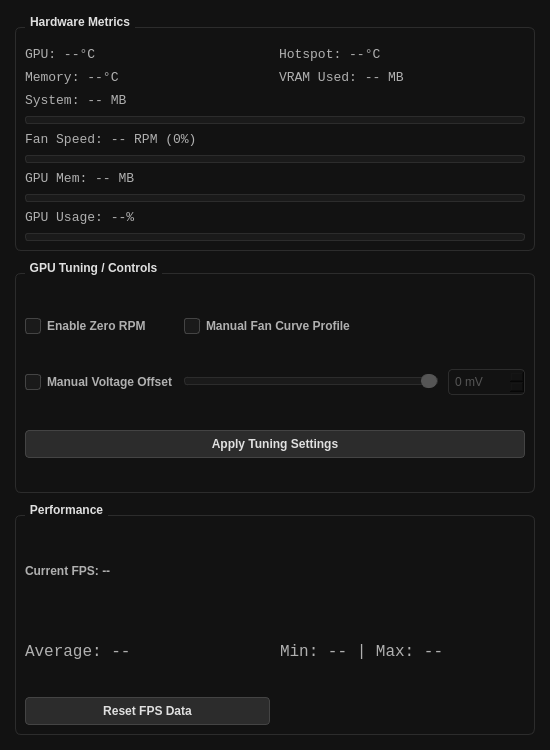
Qt form Gui.ui (matteotenca/amdfansensors) before a commit.
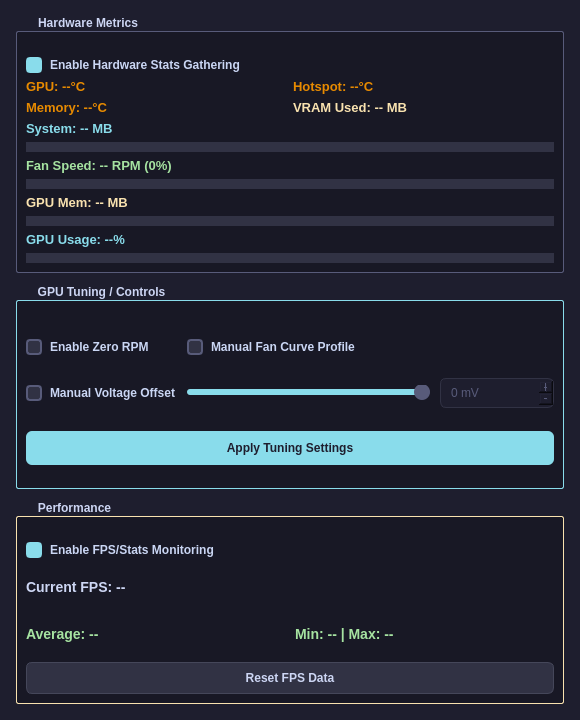
The same form after that commit.

Commit message:
feat(ui): add monitoring toggles
Add checkboxes to enable FPS monitoring and hardware stats,
reset hardware labels when disabled, and restyle the monitor
theme. Mark UpdateGpuHardwareMetrics as const and remove dead
code from the CLI entry point.

Diff of the .ui file:
```diff
--- a/Gui.ui
+++ b/Gui.ui
@@ -6,135 +6,298 @@
    <rect>
     <x>0</x>
     <y>0</y>
-    <width>550</width>
-    <height>750</height>
+    <width>580</width>
+    <height>720</height>
    </rect>
   </property>
   <property name="windowTitle">
    <string>AMD GPU Monitor</string>
   </property>
   <property name="styleSheet">
-   <string notr="true">QMainWindow {
-	background-color: #121212;
+   <string notr="true">/* === Global Theme Variables === */
+QMainWindow {
+    background-color: #1E1E2E;
 }
+
+QWidget#GuiWindow {
+    background-color: #1E1E2E;
+}
+
+/* === Group Boxes === */
 QGroupBox {
-	font-weight: bold;
-	color: #E0E0E0;
-	border: 1px solid #2C2C2C;
-	border-radius: 6px;
-	margin-top: 12px;
-	padding-top: 10px;
+    font-weight: bold;
+    color: #CDD6F4;
+    border: 1px solid #313244;
+    border-radius: 2px;
+    margin-top: 15px;
+    padding-top: 16px;
+    background-color: #181825;
 }
+
 QGroupBox::title {
-	subcontrol-origin: margin;
-	subcontrol-position: top left;
-	left: 10px;
-	padding: 0 3px;
+    subcontrol-origin: margin;
+    subcontrol-position: top left;
+    left: 14px;
+    padding: 0 6px;
 }
+
+/* === Section Headers (Hardware, Tuning, Performance) === */
+QGroupBox#m_hardwareGroup {
+    border-color: #585B7A;
+}
+
+QGroupBox#m_controlGroup {
+    border-color: #89DCEB;
+}
+
+QGroupBox#m_fpsGroup {
+    border-color: #F9E2AF;
+}
+
+/* === Labels === */
 QLabel {
-	color: #B0B0B0;
+    color: #CAD6F4;
+    font-family: 'Segoe UI', 'Cascadia Code', 'Consolas';
 }
+
+QLabel#m_gpuTempLabel, QLabel#m_hotspotTempLabel, QLabel#m_memTempLabel {
+    color: #E78A00;
+    font-weight: 600;
+}
+
+QLabel#m_systemMemoryLabel {
+    color: #89DCEB;
+    font-weight: 500;
+}
+
+QLabel#m_fanLabel {
+    color: #A6E3A1;
+    font-weight: 500;
+}
+
+QLabel#m_memoryLabel, QLabel#m_statusLabel {
+    color: #F9E2AF;
+    font-weight: 500;
+}
+
+QLabel#m_gpuUsageLabel {
+    color: #89DCEB;
+    font-weight: 600;
+}
+
+/* === FPS Labels === */
+QLabel#m_instantFpsLabel {
+    color: #CDD6F4;
+    font-size: 14px;
+    font-weight: bold;
+}
+
+QLabel#m_avgFpsLabel, QLabel#m_minMaxFpsLabel {
+    color: #A6E3A1;
+    font-size: 14px;
+    font-weight: bold;
+}
+
+/* === Progress Bars === */
 QProgressBar {
-	border: 1px solid #2C2C2C;
-	border-radius: 3px;
-	background-color: #1A1A1A;
+    border: none;
+    border-radius: 6px;
+    background-color: #313244;
+    height: 10px;
+    text-align: center;
 }
-QProgressBar::chunk {
-	background-color: #00E676; 
-	width: 1px;
+
+QProgressBar#m_fanBar::chunk {
+    border-radius: 5px;
+    background: qlineargradient(spread:reflect, x1:0, y1:0, x2:1, y2:0, stop:0 #A6E3A1, stop:1 #89DCEB);
 }
+
+QProgressBar#m_memoryBar::chunk {
+    border-radius: 5px;
+    background: qlineargradient(spread:reflect, x1:0, y1:0, x2:1, y2:0, stop:0 #F9E2AF, stop:1 #F5C2E7);
+}
+
+QProgressBar#m_systemMemoryBar::chunk {
+    border-radius: 5px;
+    background: qlineargradient(spread:reflect, x1:0, y1:0, x2:1, y2:0, stop:0 #89DCEB, stop:1 #89DCEB);
+}
+
 QProgressBar#gpuUsageProgressBar::chunk {
-	background-color: #00ffff; 
+    border-radius: 5px;
+    background: qlineargradient(spread:reflect, x1:0, y1:0, x2:1, y2:0, stop:0 #F38BA8, stop:1 #F9E2AF);
 }
+
+/* === Buttons === */
 QPushButton {
-	background-color: #2C2C2C;
-	color: #E0E0E0;
-	border: 1px solid #444444;
-	border-radius: 4px;
-	padding: 6px 12px;
-	font-weight: bold;
+    background-color: #313244;
+    color: #CDD6F4;
+    border: 1px solid #45475A;
+    border-radius: 6px;
+    padding: 8px 16px;
+    font-weight: 600;
+    font-size: 12px;
 }
+
 QPushButton:hover {
 	background-color: #3D3D3D;
 	border: 1px solid #EF5350; 
 }
+
 QPushButton:pressed {
 	background-color: #1A1A1A;
 }
+
 QPushButton:disabled {
-	background-color: #444444;
-	color: #888888;
-	border: 1px solid #3a3a3a;
+    background-color: #262730;
+    color: #585B7A;
+    border-color: #313244;
 }
+
+/* === Apply button special style === */
+QPushButton#m_applyTuningButton {
+    background-color: #89DCEB;
+    color: #1E1E2E;
+    border: none;
+    font-weight: bold;
+    padding: 10px 16px;
+}
+
+QPushButton#m_applyTuningButton:hover {
+    background-color: #89DCEB;
+    color: #1E1E2E;
+}
+
+QPushButton#m_applyTuningButton:pressed {
+    background-color: #7DD3C4;
+}
+
+QPushButton#m_applyTuningButton:disabled {
+    background-color: #313244;
+    color: #585B7A;
+}
+
+/* === Checkboxes === */
 QCheckBox {
-	color: #B0B0B0;
-	font-weight: bold;
-	spacing: 6px;
+    color: #CAD6F4;
+    font-weight: 500;
+    spacing: 8px;
 }
+
 QCheckBox::indicator {
-	width: 14px;
-	height: 14px;
-	border: 1px solid #444444;
-	border-radius: 3px;
-	background-color: #1A1A1A;
+    width: 12px;
+    height: 12px;
+    border-radius: 4px;
+    border: 2px solid #585B7A;
+    background-color: #313244;
 }
+
 QCheckBox::indicator:checked {
-	background-color: #EF5350;
-	border: 1px solid #EF5350;
+    background-color: #89DCEB;
+    border-color: #89DCEB;
 }
+
+QCheckBox::indicator:hover {
+    border-color: #CDD6F4;
+}
+
 QCheckBox::indicator:disabled {
-	border: 1px solid #2C2C2C;
-	background-color: #121212;
+    border-color: #313244;
+    background-color: #1E1E2E;
 }
+
 QCheckBox:disabled {
-	color: #555555;
+    color: #585B7A;
 }
+
+/* === Slider === */
 QSlider::groove:horizontal {
-	border: 1px solid #2C2C2C;
-	height: 6px;
-	background: #1A1A1A;
-	border-radius: 3px;
+    border: none;
+    height: 6px;
+    background: #313244;
+    border-radius: 3px;
+    margin: 0;
 }
+
+QSlider::add-page:horizontal {
+    background: #313244;
+    border-radius: 3px;
+}
+
+QSlider::sub-page:horizontal {
+    background: qlineargradient(x1:0, y1:0, x2:1, y2:0, stop:0 #89DCEB, stop:1 #89DCEB);
+    border-radius: 3px;
+}
+
 QSlider::handle:horizontal {
-	background: #EF5350;
-	border: 1px solid #EF5350;
-	width: 14px;
-	margin: -4px 0;
-	border-radius: 7px;
+    width: 16px;
+    margin: -5px 0;
+    border-radius: 8px;
+    background: #CDD6F4;
+    border: none;
 }
-QSlider::handle:horizontal:disabled {
-	background: #555555;
-	border: 1px solid #555555;
+
+QSlider::handle:hover:horizontal {
+    background: #FFFFFF;
 }
+
+QSlider::handle:disabled:horizontal {
+    background: #585B7A;
+}
+
+/* === SpinBox === */
 QSpinBox {
-	background-color: #1A1A1A;
-	color: #E0E0E0;
-	border: 1px solid #2C2C2C;
-	border-radius: 4px;
-	padding: 4px;
+    background-color: #313244;
+    color: #CDD6F4;
+    border: 1px solid #45475A;
+    border-radius: 6px;
+    padding: 6px 8px;
+    font-family: 'Segoe UI', monospace;
+    min-width: 80px;
 }
+
+QSpinBox:hover {
+    border-color: #89DCEB;
+}
+
+QSpinBox:focus {
+    border-color: #89DCEB;
+    background-color: #3A3B4C;
+}
+
+/*QSpinBox::up-button, QSpinBox::down-button {*/
+/*    background-color: transparent;*/
+/*    border: none;*/
+/*       *//*border: 3px solid #45475A;*/
+/*    width: 15px;*/
+/*}*/
+
+/*QSpinBox::up-button:hover, QSpinBox::down-button:hover {*/
+/*    background-color: #45475A;*/
+/*background-color: transparent;*/
+/*}*/
+
 QSpinBox:disabled {
-	color: #555555;
-	background-color: #121212;
-}
-</string>
+    color: #585B7A;
+    background-color: #1E1E2E;
+    border-color: #313244;
+}</string>
   </property>
   <widget class="QWidget" name="m_centralWidget">
    <layout class="QVBoxLayout" name="m_mainLayout">
     <property name="spacing">
-     <number>10</number>
+     <number>12</number>
     </property>
     <property name="leftMargin">
-     <number>15</number>
+     <number>16</number>
     </property>
     <property name="topMargin">
-     <number>15</number>
+     <number>16</number>
     </property>
     <property name="rightMargin">
-     <number>15</number>
+     <number>16</number>
     </property>
     <property name="bottomMargin">
-     <number>15</number>
+     <number>16</number>
     </property>
     <item>
      <widget class="QGroupBox" name="m_hardwareGroup">
@@ -143,40 +306,39 @@
       </property>
       <layout class="QGridLayout" name="hwLayout">
        <property name="spacing">
-        <number>8</number>
+        <number>6</number>
        </property>
-       <item row="2" column="0">
-        <widget class="QLabel" name="m_systemMemoryLabel">
-         <property name="font">
-          <font>
-           <family>Consolas</family>
-           <pointsize>10</pointsize>
-          </font>
-         </property>
+       <item row="0" column="0" colspan="2">
+        <widget class="QCheckBox" name="m_enableHardwareStatsCheckbox">
          <property name="text">
-          <string>System: -- MB</string>
+          <string>Enable Hardware Stats Gathering</string>
          </property>
+         <property name="checked">
+          <bool>true</bool>
+         </property>
         </widget>
        </item>
-       <item row="8" column="0" colspan="2">
-        <widget class="QLabel" name="m_gpuUsageLabel">
+       <item row="1" column="0">
+        <widget class="QLabel" name="m_gpuTempLabel">
          <property name="font">
           <font>
-           <family>Consolas</family>
+           <family>Segoe UI</family>
            <pointsize>10</pointsize>
+           <fontweight>DemiBold</fontweight>
           </font>
          </property>
          <property name="text">
-          <string>GPU Usage: --%</string>
+          <string>GPU: --°C</string>
          </property>
         </widget>
        </item>
-       <item row="0" column="1">
+       <item row="1" column="1">
         <widget class="QLabel" name="m_hotspotTempLabel">
          <property name="font">
           <font>
-           <family>Consolas</family>
+           <family>Segoe UI</family>
            <pointsize>10</pointsize>
+           <fontweight>DemiBold</fontweight>
           </font>
          </property>
          <property name="text">
@@ -184,57 +346,27 @@
          </property>
         </widget>
        </item>
-       <item row="7" column="0" colspan="2">
-        <widget class="QProgressBar" name="m_memoryBar">
-         <property name="maximumSize">
-          <size>
-           <width>16777215</width>
-           <height>8</height>
-          </size>
-         </property>
-         <property name="value">
-          <number>0</number>
-         </property>
-         <property name="textVisible">
-          <bool>false</bool>
-         </property>
-        </widget>
-       </item>
-       <item row="6" column="0" colspan="2">
-        <widget class="QLabel" name="m_memoryLabel">
+       <item row="2" column="0">
+        <widget class="QLabel" name="m_memTempLabel">
          <property name="font">
           <font>
-           <family>Consolas</family>
+           <family>Segoe UI</family>
            <pointsize>10</pointsize>
+           <fontweight>DemiBold</fontweight>
           </font>
          </property>
          <property name="text">
-          <string>GPU Mem: -- MB</string>
+          <string>Memory: --°C</string>
          </property>
         </widget>
        </item>
-       <item row="9" column="0" colspan="2">
-        <widget class="QProgressBar" name="gpuUsageProgressBar">
-         <property name="maximumSize">
-          <size>
-           <width>16777215</width>
-           <height>8</height>
-          </size>
-         </property>
-         <property name="value">
-          <number>0</number>
-         </property>
-         <property name="textVisible">
-          <bool>false</bool>
-         </property>
-        </widget>
-       </item>
-       <item row="1" column="1">
+       <item row="2" column="1">
         <widget class="QLabel" name="m_statusLabel">
          <property name="font">
           <font>
-           <family>Consolas</family>
+           <family>Segoe UI</family>
            <pointsize>10</pointsize>
+           <fontweight>Medium</fontweight>
           </font>
          </property>
          <property name="text">
@@ -242,12 +374,43 @@
          </property>
         </widget>
        </item>
+       <item row="3" column="0">
+        <widget class="QLabel" name="m_systemMemoryLabel">
+         <property name="font">
+          <font>
+           <family>Segoe UI</family>
+           <pointsize>10</pointsize>
+           <fontweight>Medium</fontweight>
+          </font>
+         </property>
+         <property name="text">
+          <string>System: -- MB</string>
+         </property>
+        </widget>
+       </item>
        <item row="4" column="0" colspan="2">
+        <widget class="QProgressBar" name="m_systemMemoryBar">
+         <property name="maximumSize">
+          <size>
+           <width>16777215</width>
+           <height>10</height>
+          </size>
+         </property>
+         <property name="value">
+          <number>0</number>
+         </property>
+         <property name="textVisible">
+          <bool>false</bool>
+         </property>
+        </widget>
+       </item>
+       <item row="5" column="0" colspan="2">
         <widget class="QLabel" name="m_fanLabel">
          <property name="font">
           <font>
-           <family>Consolas</family>
+           <family>Segoe UI</family>
            <pointsize>10</pointsize>
+           <fontweight>Medium</fontweight>
           </font>
          </property>
          <property name="text">
@@ -255,38 +418,12 @@
          </property>
         </widget>
        </item>
-       <item row="0" column="0">
-        <widget class="QLabel" name="m_gpuTempLabel">
-         <property name="font">
-          <font>
-           <family>Consolas</family>
-           <pointsize>10</pointsize>
-          </font>
-         </property>
-         <property name="text">
-          <string>GPU: --°C</string>
-         </property>
-        </widget>
-       </item>
-       <item row="1" column="0">
-        <widget class="QLabel" name="m_memTempLabel">
-         <property name="font">
-          <font>
-           <family>Consolas</family>
-           <pointsize>10</pointsize>
-          </font>
-         </property>
-         <property name="text">
-          <string>Memory: --°C</string>
-         </property>
-        </widget>
-       </item>
-       <item row="5" column="0" colspan="2">
+       <item row="6" column="0" colspan="2">
         <widget class="QProgressBar" name="m_fanBar">
          <property name="maximumSize">
           <size>
            <width>16777215</width>
-           <height>8</height>
+           <height>10</height>
           </size>
          </property>
          <property name="value">
@@ -297,12 +434,56 @@
          </property>
         </widget>
        </item>
-       <item row="3" column="0" colspan="2">
-        <widget class="QProgressBar" name="m_systemMemoryBar">
+       <item row="7" column="0" colspan="2">
+        <widget class="QLabel" name="m_memoryLabel">
+         <property name="font">
+          <font>
+           <family>Segoe UI</family>
+           <pointsize>10</pointsize>
+           <fontweight>Medium</fontweight>
+          </font>
+         </property>
+         <property name="text">
+          <string>GPU Mem: -- MB</string>
+         </property>
+        </widget>
+       </item>
+       <item row="8" column="0" colspan="2">
+        <widget class="QProgressBar" name="m_memoryBar">
          <property name="maximumSize">
           <size>
            <width>16777215</width>
-           <height>8</height>
+           <height>10</height>
+          </size>
+         </property>
+         <property name="value">
+          <number>0</number>
+         </property>
+         <property name="textVisible">
+          <bool>false</bool>
+         </property>
+        </widget>
+       </item>
+       <item row="9" column="0" colspan="2">
+        <widget class="QLabel" name="m_gpuUsageLabel">
+         <property name="font">
+          <font>
+           <family>Segoe UI</family>
+           <pointsize>10</pointsize>
+           <fontweight>DemiBold</fontweight>
+          </font>
+         </property>
+         <property name="text">
+          <string>GPU Usage: --%</string>
+         </property>
+        </widget>
+       </item>
+       <item row="10" column="0" colspan="2">
+        <widget class="QProgressBar" name="gpuUsageProgressBar">
+         <property name="maximumSize">
+          <size>
+           <width>16777215</width>
+           <height>10</height>
           </size>
          </property>
          <property name="value">
@@ -372,6 +553,9 @@
            <property name="enabled">
             <bool>false</bool>
            </property>
+           <property name="buttonSymbols">
+            <enum>QAbstractSpinBox::ButtonSymbols::PlusMinus</enum>
+           </property>
            <property name="suffix">
             <string> mV</string>
            </property>
@@ -408,11 +592,21 @@
         <number>10</number>
        </property>
        <item row="0" column="0" colspan="2">
+        <widget class="QCheckBox" name="m_enableMonitoringCheckbox">
+         <property name="text">
+          <string>Enable FPS/Stats Monitoring</string>
+         </property>
+         <property name="checked">
+          <bool>true</bool>
+         </property>
+        </widget>
+       </item>
+       <item row="1" column="0" colspan="2">
         <widget class="QLabel" name="m_instantFpsLabel">
          <property name="font">
           <font>
            <family>Segoe UI</family>
-           <pointsize>9</pointsize>
+           <pointsize>-1</pointsize>
            <bold>true</bold>
           </font>
          </property>
@@ -421,12 +615,13 @@
          </property>
         </widget>
        </item>
-       <item row="1" column="0">
+       <item row="2" column="0">
         <widget class="QLabel" name="m_avgFpsLabel">
          <property name="font">
           <font>
-           <family>Consolas</family>
-           <pointsize>12</pointsize>
+           <family>Segoe UI</family>
+           <pointsize>-1</pointsize>
+           <bold>true</bold>
           </font>
          </property>
          <property name="text">
@@ -434,12 +629,13 @@
          </property>
         </widget>
        </item>
-       <item row="1" column="1">
+       <item row="2" column="1">
         <widget class="QLabel" name="m_minMaxFpsLabel">
          <property name="font">
           <font>
-           <family>Consolas</family>
-           <pointsize>12</pointsize>
+           <family>Segoe UI</family>
+           <pointsize>-1</pointsize>
+           <bold>true</bold>
           </font>
          </property>
          <property name="text">
@@ -447,7 +643,7 @@
          </property>
         </widget>
        </item>
-       <item row="2" column="0">
+       <item row="3" column="0" colspan="2">
         <widget class="QPushButton" name="m_resetFpsButton">
          <property name="text">
           <string>Reset FPS Data</string>
```
Left out of the diff: 8 changed lines with no effect on the pictures. The commit also changes 5 other files.
